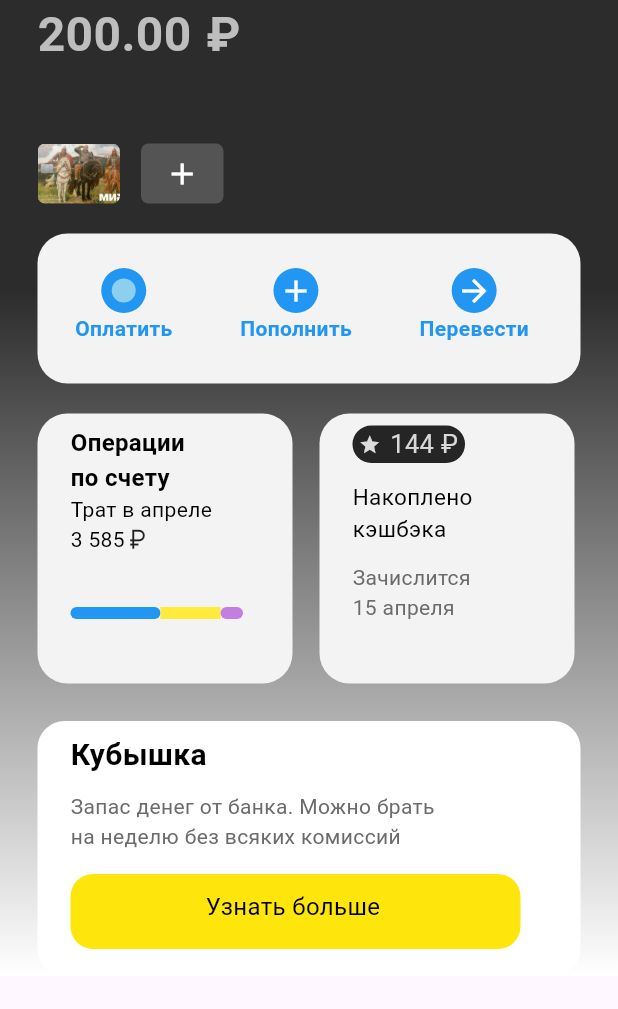
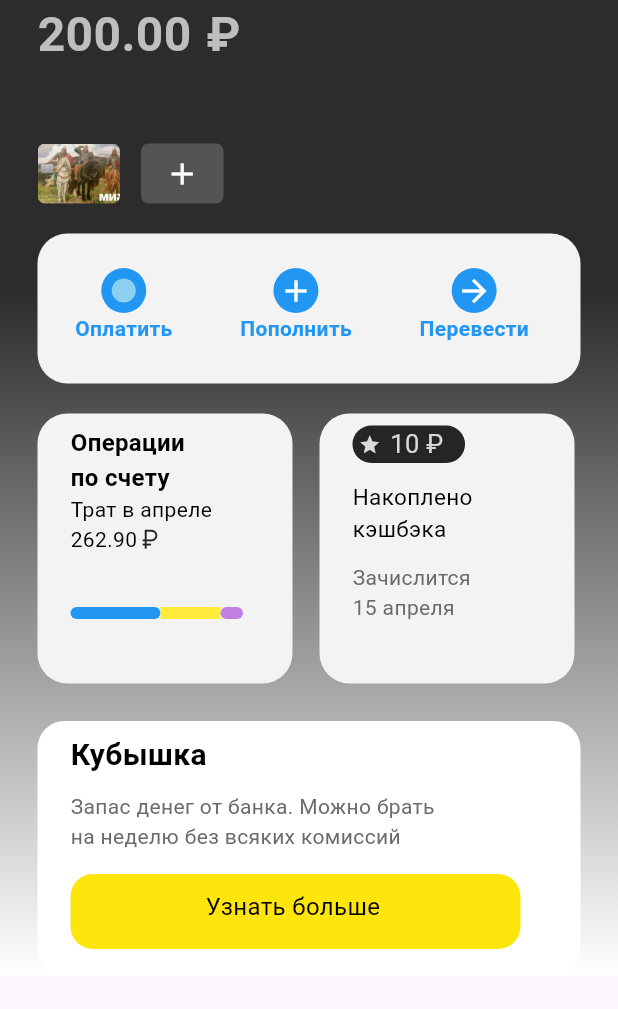
Before and after one commit to Ksenia1227/tinkoff, a Flutter app: the screen it shows after launch, after a tap on "200.00", on a phone screen of 412 x 824 dp, the part 131-1140 px from its top. Run offline on Flutter 3.47's test engine with Material 3 defaults, Android fonts, the phone set to English and light mode, and no system bars; our stand-ins replace get.

Commit message:
изменения счёта

```diff
--- a/lib/app/modules/check/controllers/check_controller.dart
+++ b/lib/app/modules/check/controllers/check_controller.dart
@@ -1,6 +1,7 @@
 import 'package:get/get.dart';
 import 'package:tinkoff/app/modules/main/controllers/main_controller.dart';
 import 'package:tinkoff/app/modules/money/controllers/money_controller.dart';
+import 'package:tinkoff/app/modules/number/controllers/number_controller.dart';
 import 'package:tinkoff/app/modules/score/controllers/score_controller.dart';
 import 'package:tinkoff/app/service/fake_service.dart';
 
@@ -13,12 +14,14 @@ class CheckController extends GetxController {
   var mainController = Get.find<MainController>();
   var scoreController = Get.find<ScoreController>();
   var moneyController = Get.find<MoneyController>();
+ var numberController = Get.find<NumberController>();
 
   void searchScore() {
     score.value = fakeNetService.value;
     double sc= double.parse(fakeNetService.value);
     double outg = double.parse(moneyController.moneyController.text);
     oldscore.value = (sc+outg).toString();
+
   }
   // String oldScore() {
   //   double sc=double.parse(score.value);
--- a/lib/app/modules/check/views/check_view.dart
+++ b/lib/app/modules/check/views/check_view.dart
@@ -224,6 +224,8 @@ class CheckView extends GetView<CheckController> {
                          controller.moneyController.searchScore();
                         // controller.searchScore();
                          controller.moneyController.moneyController.clear();
+                         controller.numberController.numberOrNameController.clear();
+
                       },
                       child: Container(
                         height: 50,
--- a/lib/app/modules/main/controllers/main_controller.dart
+++ b/lib/app/modules/main/controllers/main_controller.dart
@@ -3,11 +3,22 @@ import 'package:tinkoff/app/service/fake_service.dart';
 
 class MainController extends GetxController {
   //TODO: Implement MainController
-  final selectedIndex=0.obs;
+  final selectedIndex = 0.obs;
   FakeNetService fakeNetService = Get.find();
-  final score=''.obs;
-  final listt=['Взять деньги','Копить','Инвестировать от 5 P', 'Выпустить карту','Оформить страховку'].obs;
-  final listpicture =['assets/company/feya.jpg', 'assets/company/lapenko.jpg', 'assets/company/ponchiki.jpg','assets/company/blue.jpg'].obs;
+  final score = ''.obs;
+  final listt = [
+    'Взять деньги',
+    'Копить',
+    'Инвестировать от 5 P',
+    'Выпустить карту',
+    'Оформить страховку'
+  ].obs;
+  final listpicture = [
+    'assets/company/feya.jpg',
+    'assets/company/lapenko.jpg',
+    'assets/company/ponchiki.jpg',
+    'assets/company/blue.jpg'
+  ].obs;
   final listtext = ['Весенняя', 'Трэвел', 'Какие у вас', 'Фича'].obs;
   final listtext1 = ['коллекция', 'истории', 'тайные', 'недели'].obs;
   final listtext2 = ['титулов', 'Лапенко', 'пристрастия?', ''].obs;
@@ -15,21 +26,23 @@ void onItemTapped(int index) {
     selectedIndex.value = index;
   }
 
+  final waste = ''.obs;
+
   RxList<String> get list => listt;
   RxList get picture => listpicture;
   RxList get text => listtext;
   RxList get text1 => listtext1;
   RxList get text2 => listtext2;
-  // final count = 0.obs;
+
   @override
   void onInit() {
-    print('ghbdtn');
     searchScore();
     super.onInit();
   }
-void searchScore(){
- score.value=fakeNetService.value;
 
+  void searchScore() {
+    score.value = fakeNetService.value;
+    waste.value = fakeNetService.waste;
   }
   // @override
   // void onReady() {
--- a/lib/app/modules/main/views/main_view.dart
+++ b/lib/app/modules/main/views/main_view.dart
@@ -220,13 +220,13 @@ class MainView extends GetView<MainController> {
                                           color: Colors.black,
                                           // fontWeight: FontWeight.bold,
                                           fontSize: 16)),
-                                  const Row(
+                                   Row(
                                     children: [
-                                      Text('3 585',
-                                          style: TextStyle(
+                                      Text(  controller.waste.value,
+                                          style: const TextStyle(
                                               color: Colors.black,
                                               fontSize: 16)),
-                                      Icon(
+                                      const Icon(
                                         Icons.currency_ruble,
                                         size: 17,
                                       ),
@@ -478,7 +478,7 @@ class MainView extends GetView<MainController> {
                                       ),
                                       SizedBox(width: 4),
                                       Text(
-                                        '144 ₽',
+                                        '10 ₽',
                                         style: TextStyle(
                                             color: Color.fromARGB(
                                                 255, 218, 217, 217),
--- a/lib/app/modules/money/controllers/money_controller.dart
+++ b/lib/app/modules/money/controllers/money_controller.dart
@@ -15,6 +15,7 @@ class MoneyController extends GetxController {
   final openPageCount = 0.obs;
 
 
+
   void checkAndSearchScore() {
     openPageCount.value=1+openPageCount.value;
     if (openPageCount.value > 1) {
@@ -29,10 +30,12 @@ class MoneyController extends GetxController {
 
   void searchScore() {
     score.value = fakeNetService.value;
+
   }
 
   void transferMoney(){
     fakeNetService.changeMoney(moneyController.text);
+    fakeNetService.changeWaste(moneyController.text);
   }
 
   @override
--- a/lib/app/modules/money/views/money_view.dart
+++ b/lib/app/modules/money/views/money_view.dart
@@ -159,7 +159,7 @@ class MoneyView extends GetView<MoneyController> {
                       'Сумма от 0 ₽ до 200 000 000 ₽',
                       style: TextStyle(fontSize: 16, color: Colors.grey),
                     ),
-                    SizedBox(
+                    const SizedBox(
                       height: 18,
                     ),
                     TextField(
--- a/lib/app/modules/score/controllers/score_controller.dart
+++ b/lib/app/modules/score/controllers/score_controller.dart
@@ -9,6 +9,7 @@ class ScoreController extends GetxController {
   final listPeople = RxList<People>();
    FakeNetService fakeNetService = Get.find();
   final score=''.obs;
+   final waste = ''.obs;
 
   Future<void> getPeople() async {
     listPeople.value = await fakeService.getPeople();
@@ -17,6 +18,7 @@ class ScoreController extends GetxController {
 
 void searchScore(){
  score.value=fakeNetService.value;
+ waste.value = fakeNetService.waste;
 }
   @override
   void onInit()  {
--- a/lib/app/modules/score/views/score_view.dart
+++ b/lib/app/modules/score/views/score_view.dart
@@ -242,10 +242,10 @@ class ScoreView extends GetView<ScoreController> {
                                         color: Colors.black,
                                         // fontWeight: FontWeight.bold,
                                         fontSize: 14)),
-                                const Row(
+                                 Row(
                                   children: [
-                                    Text('3 585',
-                                        style: TextStyle(
+                                    Text(controller.waste.value,
+                                        style: const TextStyle(
                                             color: Colors.black, fontSize: 14)),
                                     Icon(
                                       Icons.currency_ruble,
@@ -315,7 +315,7 @@ class ScoreView extends GetView<ScoreController> {
                                     ),
                                     SizedBox(width: 6),
                                     Text(
-                                      '144 ₽',
+                                      '10 ₽',
                                       style: TextStyle(
                                           color: Color.fromARGB(
                                               255, 218, 217, 217),
--- a/lib/app/service/fake_service.dart
+++ b/lib/app/service/fake_service.dart
@@ -3,22 +3,30 @@ import 'dart:math';
 import 'package:get/get.dart';
 
 class FakeNetService extends GetxService {
-  final _score='200.00'.obs;
+  final _score = '200.00'.obs;
+  final _wastes = '262.90'.obs;
 
   Future<String> changeMoney(controller) async {
     double contr = double.tryParse(controller)!;
     double value = double.tryParse(_score.value)!;
-    _score.value= (value - contr).toString();
-    print(_score.value);
+    _score.value = (value - contr).toString();
     await _randomDelay();
-return _score.value;
+    return _score.value;
   }
-  String get value=> _score.value;
 
-   Future<void> _randomDelay() async {
+  String get value => _score.value;
+   String get waste => _wastes.value;
+
+  Future<void> _randomDelay() async {
     var random = Random().nextInt(2000);
     return Future.delayed(Duration(milliseconds: random));
   }
 
-
+  Future<String> changeWaste(controller) async {
+    double contr = double.tryParse(controller)!;
+    double value = double.tryParse(_wastes.value)!;
+    _wastes.value = (value + contr).toString();
+    await _randomDelay();
+    return _wastes.value;
+  }
 }
```
Also changed, not shown: lib/app/modules/number/views/number_view.dart (+3 -5 lines). Lines whose indentation alone changed are shown as unchanged.
